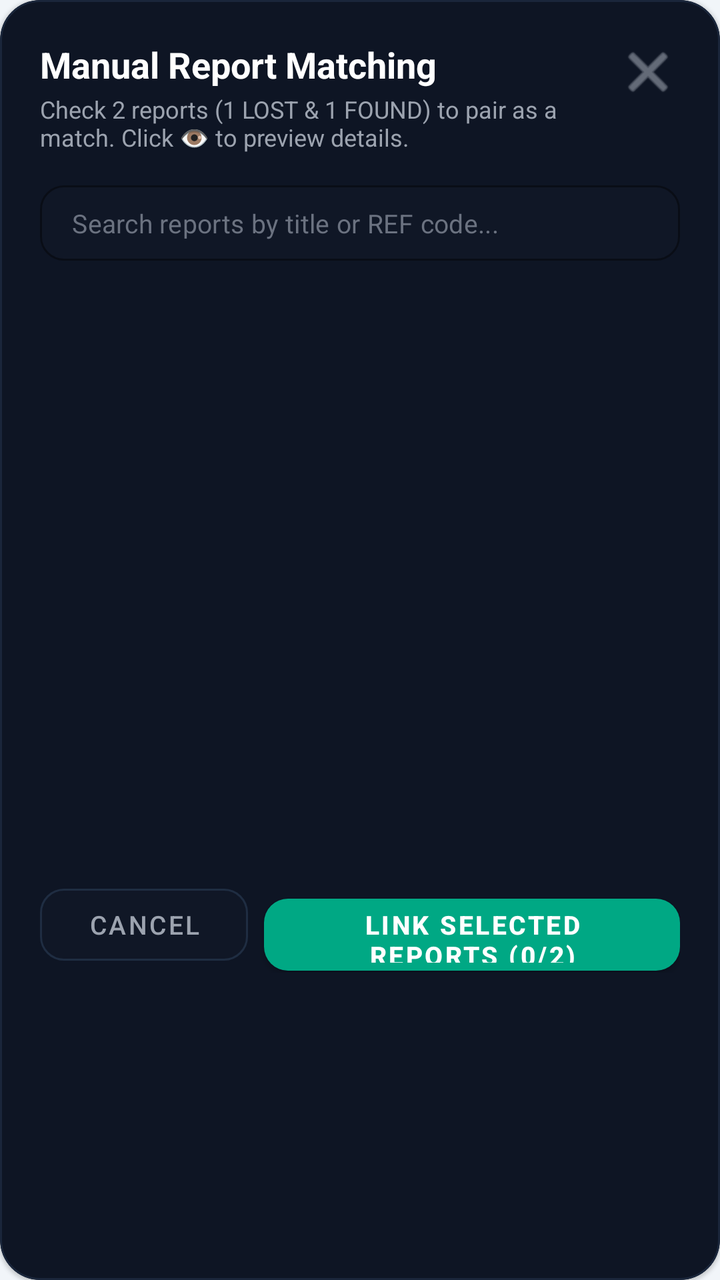
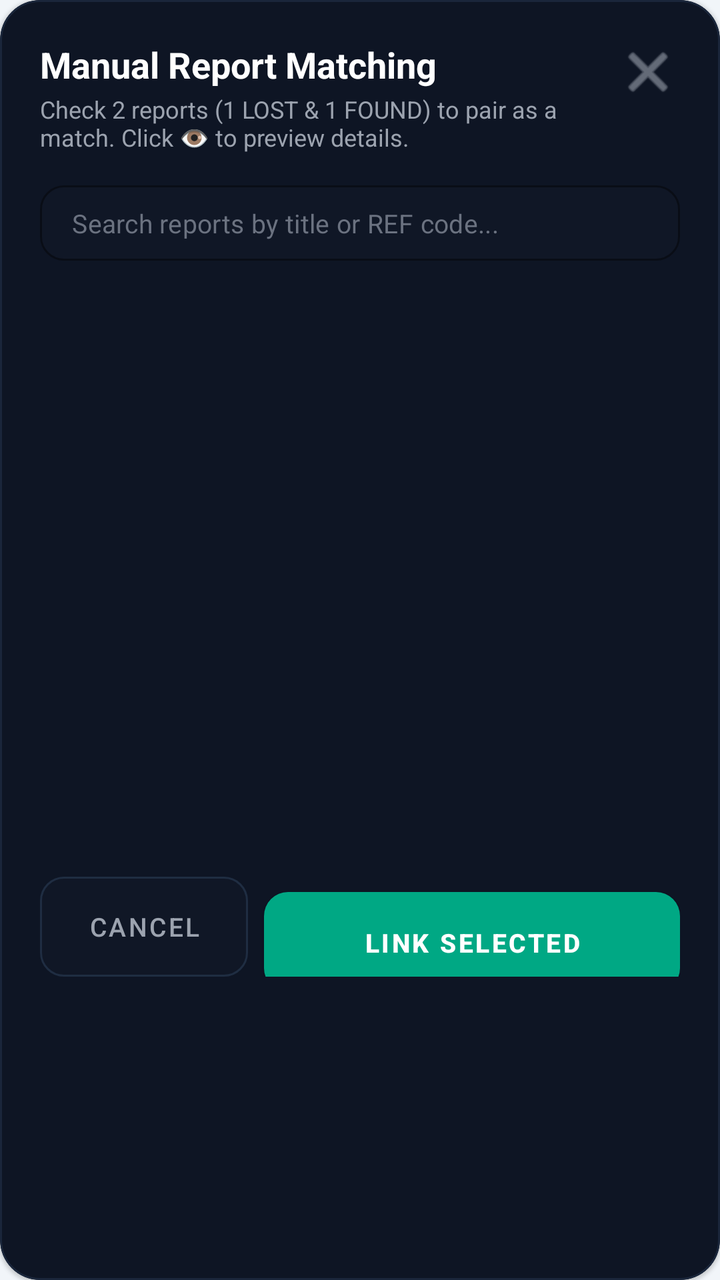

The first picture is an Android layout as it rendered before a commit; the second is the same layout after the commit. The layout source and the unified diff follow.
<!-- AndroidManifest.xml: application theme Theme.CampusFindApp -->
<!-- res/layout/dialog_manual_link.xml -->
<?xml version="1.0" encoding="utf-8"?>
<com.google.android.material.card.MaterialCardView xmlns:android="http://schemas.android.com/apk/res/android"
    xmlns:app="http://schemas.android.com/apk/res-auto"
    android:layout_width="match_parent"
    android:layout_height="wrap_content"
    app:cardBackgroundColor="#0E1524"
    app:cardCornerRadius="20dp"
    app:strokeColor="#1A263B"
    app:strokeWidth="1dp">

    <LinearLayout
        android:layout_width="match_parent"
        android:layout_height="wrap_content"
        android:orientation="vertical"
        android:padding="20dp">

        
        <RelativeLayout
            android:layout_width="match_parent"
            android:layout_height="wrap_content">

            <LinearLayout
                android:layout_width="wrap_content"
                android:layout_height="wrap_content"
                android:layout_alignParentStart="true"
                android:layout_toStartOf="@id/btn_close_dialog"
                android:orientation="vertical">

                <TextView
                    android:layout_width="wrap_content"
                    android:layout_height="wrap_content"
                    android:text="Manual Report Matching"
                    android:textColor="#FFFFFF"
                    android:textSize="18sp"
                    android:textStyle="bold" />

                <TextView
                    android:layout_width="wrap_content"
                    android:layout_height="wrap_content"
                    android:layout_marginTop="2dp"
                    android:text="Check 2 reports (1 LOST &amp; 1 FOUND) to pair as a match. Click 👁️ to preview details."
                    android:textColor="#9CA3AF"
                    android:textSize="12sp" />
            </LinearLayout>

            <ImageButton
                android:id="@+id/btn_close_dialog"
                android:layout_width="32dp"
                android:layout_height="32dp"
                android:layout_alignParentEnd="true"
                android:background="?attr/selectableItemBackgroundBorderless"
                android:contentDescription="Close"
                android:src="@android:drawable/ic_menu_close_clear_cancel"
                app:tint="#9CA3AF" />
        </RelativeLayout>

        
        <com.google.android.material.textfield.TextInputLayout
            android:id="@+id/til_dialog_search"
            style="@style/Widget.MaterialComponents.TextInputLayout.OutlinedBox"
            android:layout_width="match_parent"
            android:layout_height="wrap_content"
            android:layout_marginTop="16dp"
            app:boxBackgroundColor="#101726"
            app:boxCornerRadiusBottomEnd="12dp"
            app:boxCornerRadiusBottomStart="12dp"
            app:boxCornerRadiusTopEnd="12dp"
            app:boxCornerRadiusTopStart="12dp"
            app:boxStrokeColor="#1F2D42"
            app:hintEnabled="false">

            <com.google.android.material.textfield.TextInputEditText
                android:id="@+id/et_dialog_search"
                android:layout_width="match_parent"
                android:layout_height="wrap_content"
                android:hint="Search reports by title or REF code..."
                android:inputType="text"
                android:paddingVertical="10dp"
                android:textColor="#FFFFFF"
                android:textColorHint="#6B7280"
                android:textSize="13sp" />
        </com.google.android.material.textfield.TextInputLayout>

        
        <FrameLayout
            android:layout_width="match_parent"
            android:layout_height="280dp"
            android:layout_marginTop="12dp">

            <androidx.recyclerview.widget.RecyclerView
                android:id="@+id/rv_manual_link_reports"
                android:layout_width="match_parent"
                android:layout_height="match_parent" />

            
            <LinearLayout
                android:id="@+id/ll_manual_link_empty"
                android:layout_width="match_parent"
                android:layout_height="match_parent"
                android:gravity="center"
                android:orientation="vertical"
                android:visibility="gone">

                <TextView
                    android:layout_width="wrap_content"
                    android:layout_height="wrap_content"
                    android:text="No open reports available"
                    android:textColor="#FFFFFF"
                    android:textSize="14sp"
                    android:textStyle="bold" />

                <TextView
                    android:layout_width="wrap_content"
                    android:layout_height="wrap_content"
                    android:layout_marginTop="4dp"
                    android:text="There are no active reports to pair."
                    android:textColor="#9CA3AF"
                    android:textSize="12sp" />
            </LinearLayout>
        </FrameLayout>

        
        <LinearLayout
            android:layout_width="match_parent"
            android:layout_height="wrap_content"
            android:layout_marginTop="16dp"
            android:orientation="horizontal">

            <com.google.android.material.button.MaterialButton
                android:id="@+id/btn_cancel_manual_link"
                style="@style/Widget.MaterialComponents.Button.OutlinedButton"
                android:layout_width="0dp"
                android:layout_height="48dp"
                android:layout_marginEnd="8dp"
                android:layout_weight="1"
                android:text="Cancel"
                android:textColor="#9CA3AF"
                android:textSize="13sp"
                app:backgroundTint="#101726"
                app:cornerRadius="12dp"
                app:strokeColor="#1F2D42" />

            <com.google.android.material.button.MaterialButton
                android:id="@+id/btn_confirm_manual_link"
                android:layout_width="0dp"
                android:layout_height="48dp"
                android:layout_weight="2"
                android:text="Link Selected Reports (0/2)"
                android:textColor="#FFFFFF"
                android:textSize="13sp"
                android:textStyle="bold"
                app:backgroundTint="#00A884"
                app:cornerRadius="12dp" />
        </LinearLayout>

    </LinearLayout>
</com.google.android.material.card.MaterialCardView>
<!-- resources referenced by this layout -->
<resources>
  <style name="Theme.CampusFindApp" parent="Base.Theme.CampusFindApp" />
  <style name="Base.Theme.CampusFindApp" parent="Theme.MaterialComponents.DayNight.NoActionBar">
          <item name="colorPrimary">@color/teal_accent</item>
          <item name="colorPrimaryVariant">@color/teal_primary</item>
          <item name="colorOnPrimary">@color/deep_navy</item>
  
          <item name="colorSecondary">@color/accent_purple</item>
          <item name="colorSecondaryVariant">@color/accent_purple</item>
          <item name="colorOnSecondary">@color/white</item>
  
          <item name="colorSurface">@color/color_surface</item>
          <item name="colorOnSurface">@color/text_primary</item>
  
          <item name="android:colorBackground">@color/color_background</item>
          <item name="colorOnBackground">@color/text_primary</item>
  
          <item name="android:statusBarColor">@color/color_background</item>
          <item name="android:windowBackground">@color/color_background</item>
  
          <item name="android:textColor">@color/text_primary</item>
          <item name="android:textColorPrimary">@color/text_primary</item>
          <item name="android:textColorSecondary">@color/text_secondary</item>
          <item name="android:textColorHint">@color/text_hint</item>
      </style>
  <color name="teal_accent">#00A884</color>
  <color name="teal_primary">#2D7D71</color>
  <color name="deep_navy">#E2E8F0</color>
  <color name="accent_purple">#4F46E5</color>
  <color name="white">#FFFFFFFF</color>
  <color name="color_surface">#FFFFFF</color>
  <color name="text_primary">#0F172A</color>
  <color name="color_background">#F1F5F9</color>
  <color name="text_secondary">#475569</color>
  <color name="text_hint">#94A3B8</color>
</resources>

<!-- the commit's change to res/layout/dialog_manual_link.xml (unified diff, before → after) -->
@@ -130,9 +130,13 @@
                 android:id="@+id/btn_cancel_manual_link"
                 style="@style/Widget.MaterialComponents.Button.OutlinedButton"
                 android:layout_width="0dp"
-                android:layout_height="48dp"
+                android:layout_height="50dp"
                 android:layout_marginEnd="8dp"
                 android:layout_weight="1"
+                android:insetTop="0dp"
+                android:insetBottom="0dp"
+                android:maxLines="1"
+                android:paddingVertical="0dp"
                 android:text="Cancel"
                 android:textColor="#9CA3AF"
                 android:textSize="13sp"
@@ -143,8 +147,12 @@
             <com.google.android.material.button.MaterialButton
                 android:id="@+id/btn_confirm_manual_link"
                 android:layout_width="0dp"
-                android:layout_height="48dp"
+                android:layout_height="50dp"
                 android:layout_weight="2"
+                android:insetTop="0dp"
+                android:insetBottom="0dp"
+                android:maxLines="1"
+                android:paddingVertical="0dp"
                 android:text="Link Selected Reports (0/2)"
                 android:textColor="#FFFFFF"
                 android:textSize="13sp"
